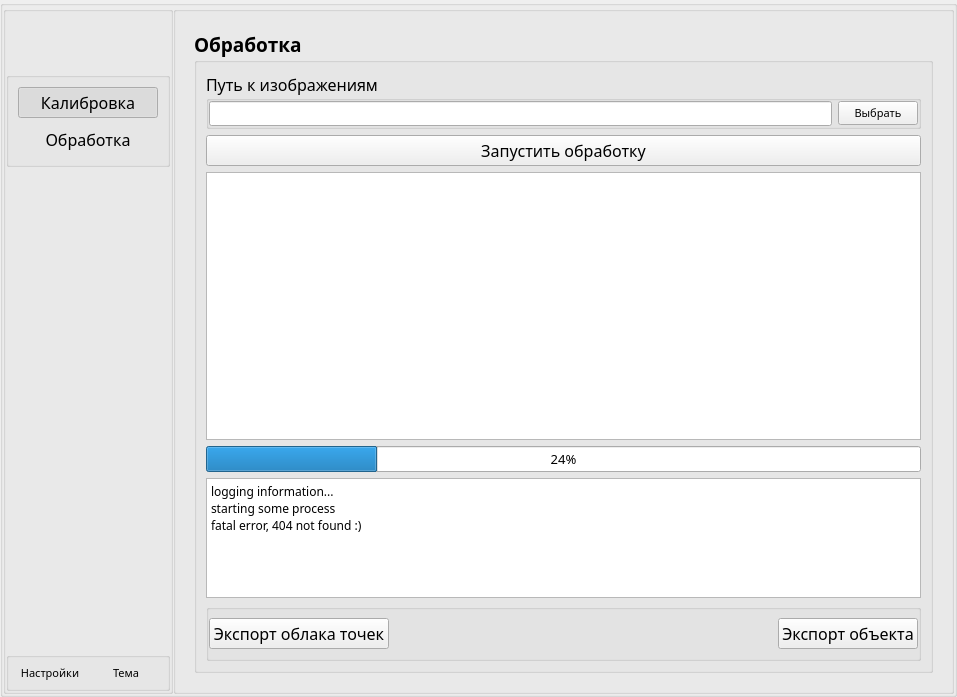
First picture: the form in ui/form.ui, repository cloudsucker/archpoint, before the edit.
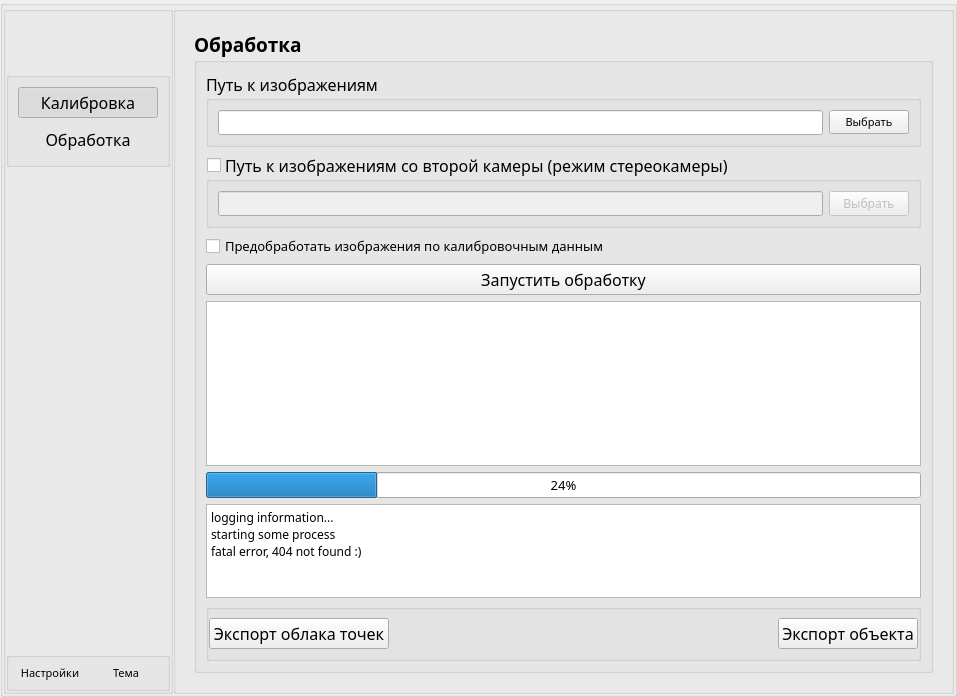
Second picture: the form after the edit. The open tabs and pages were chosen to show the change.

Diff of the .ui file:
```diff
--- a/ui/form.ui
+++ b/ui/form.ui
@@ -861,16 +861,16 @@
                   </property>
                   <layout class="QHBoxLayout" name="horizontalLayout_11">
                    <property name="leftMargin">
-                    <number>0</number>
+                    <number>9</number>
                    </property>
                    <property name="topMargin">
-                    <number>0</number>
+                    <number>9</number>
                    </property>
                    <property name="rightMargin">
-                    <number>0</number>
+                    <number>9</number>
                    </property>
                    <property name="bottomMargin">
-                    <number>0</number>
+                    <number>9</number>
                    </property>
                    <item>
                     <widget class="QLineEdit" name="lineEdit_imagesDirectoryField">
@@ -900,6 +900,70 @@
                   </layout>
                  </widget>
                 </item>
+                <item>
+                 <widget class="QGroupBox" name="groupBox_secondCameraProcessingField">
+                  <property name="font">
+                   <font>
+                    <family>Rubik</family>
+                    <pointsize>12</pointsize>
+                    <bold>false</bold>
+                   </font>
+                  </property>
+                  <property name="title">
+                   <string>Путь к изображениям со второй камеры (режим стереокамеры)</string>
+                  </property>
+                  <property name="flat">
+                   <bool>true</bool>
+                  </property>
+                  <property name="checkable">
+                   <bool>true</bool>
+                  </property>
+                  <property name="checked">
+                   <bool>false</bool>
+                  </property>
+                  <layout class="QHBoxLayout" name="horizontalLayout_16">
+                   <item>
+                    <widget class="QLineEdit" name="lineEdit_secondCameraProcessingImagesDirectory">
+                     <property name="font">
+                      <font>
+                       <family>Rubik</family>
+                       <pointsize>9</pointsize>
+                       <bold>false</bold>
+                      </font>
+                     </property>
+                    </widget>
+                   </item>
+                   <item>
+                    <widget class="QPushButton" name="pushButton_setSecondCameraProcessingImagesDirectory">
+                     <property name="font">
+                      <font>
+                       <family>Rubik</family>
+                       <pointsize>9</pointsize>
+                       <bold>false</bold>
+                      </font>
+                     </property>
+                     <property name="text">
+                      <string>Выбрать</string>
+                     </property>
+                    </widget>
+                   </item>
+                  </layout>
+                 </widget>
+                </item>
+                <item>
+                 <widget class="QCheckBox" name="checkBox_preprocessingImages">
+                  <property name="font">
+                   <font>
+                    <family>Rubik</family>
+                    <pointsize>10</pointsize>
+                    <bold>false</bold>
+                   </font>
+                  </property>
+                  <property name="text">
+                   <string>Предобработать изображения по калибровочным данным</string>
+                  </property>
+                 </widget>
+                </item>
                 <item>
                  <widget class="QPushButton" name="pushButton_processingStart">
                   <property name="font">
```
Left out of the diff: 2 changed lines with no effect on the pictures.
